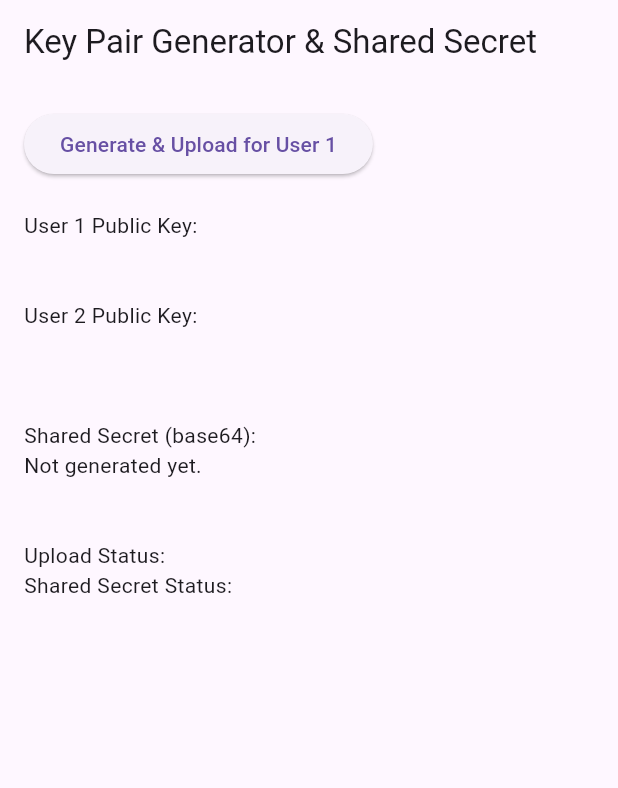
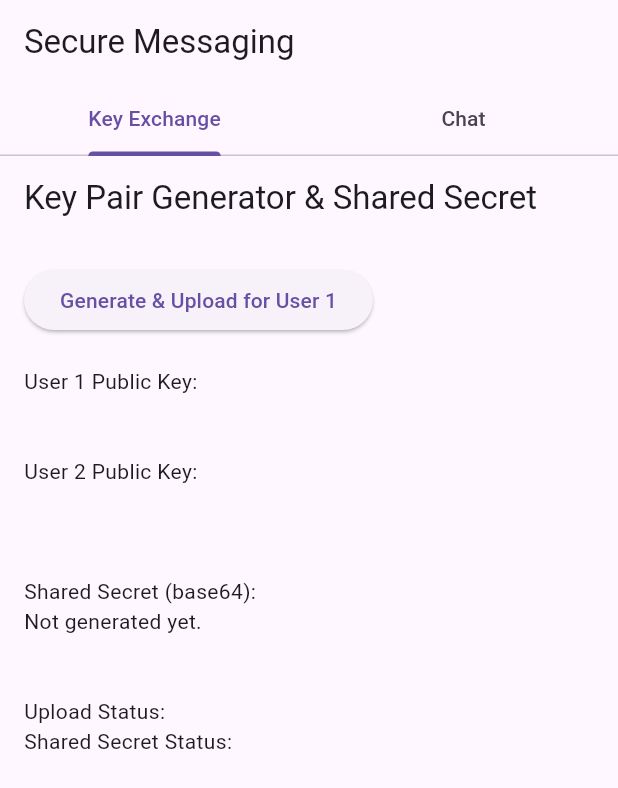
Before and after one commit to kaushalkb07/flutter_encryption_decryption, a Flutter app: the screen it shows after launch, on a phone screen of 412 x 824 dp. Shown: the top 788 px of the screen. Run offline on Flutter 3.47's test engine with Material 3 defaults, Android fonts, the light colour scheme and no system bars; our stand-ins replace flutter_secure_storage; missing offline and left inert: cryptography.

Commit message:
Added End to End Chat

```diff
--- /dev/null
+++ b/lib/features/chat/domain/repositories/chat_repository.dart
@@ -0,0 +1,6 @@
+// lib/features/chat/domain/repositories/chat_repository.dart
+
+abstract class ChatRepository {
+  Future<String> encrypt(String message, List<int> sharedSecret);
+  Future<String> decrypt(String encryptedBase64, List<int> sharedSecret);
+}
--- a/lib/main.dart
+++ b/lib/main.dart
@@ -2,6 +2,7 @@
 
 import 'package:flutter/material.dart';
 import 'features/keypair/presentation/keypair_page.dart';
+import 'features/chat/presentation/chat_page.dart';
 
 void main() {
   runApp(const MyApp());
@@ -13,10 +14,38 @@ class MyApp extends StatelessWidget {
   @override
   Widget build(BuildContext context) {
     return MaterialApp(
-      title: 'Key Generator Upload',
+      title: 'Secure Messaging App',
       debugShowCheckedModeBanner: false,
       theme: ThemeData(primarySwatch: Colors.deepPurple),
-      home: const KeyPairPage(),
+      home: const MainTabController(),
     );
   }
 }
+
+class MainTabController extends StatelessWidget {
+  const MainTabController({super.key});
+
+  @override
+  Widget build(BuildContext context) {
+    return DefaultTabController(
+      length: 2,
+      child: Scaffold(
+        appBar: AppBar(
+          title: const Text('Secure Messaging'),
+          bottom: const TabBar(
+            tabs: [
+              Tab(text: 'Key Exchange'),
+              Tab(text: 'Chat'),
+            ],
+          ),
+        ),
+        body: const TabBarView(
+          children: [
+            KeyPairPage(),
+            ChatPage(),
+          ],
+        ),
+      ),
+    );
+  }
+}
```
Also changed, not shown: lib/features/chat/application/usecases/decrypt_message_usecase.dart (added, +13 -0 lines), lib/features/chat/application/usecases/encrypt_message_usecase.dart (added, +13 -0 lines), lib/features/chat/data/repositories/chat_repository_impl.dart (added, +36 -0 lines), lib/features/chat/domain/entities/message_entity.dart (added, +13 -0 lines), lib/features/chat/presentation/chat_page.dart (added, +103 -0 lines).
